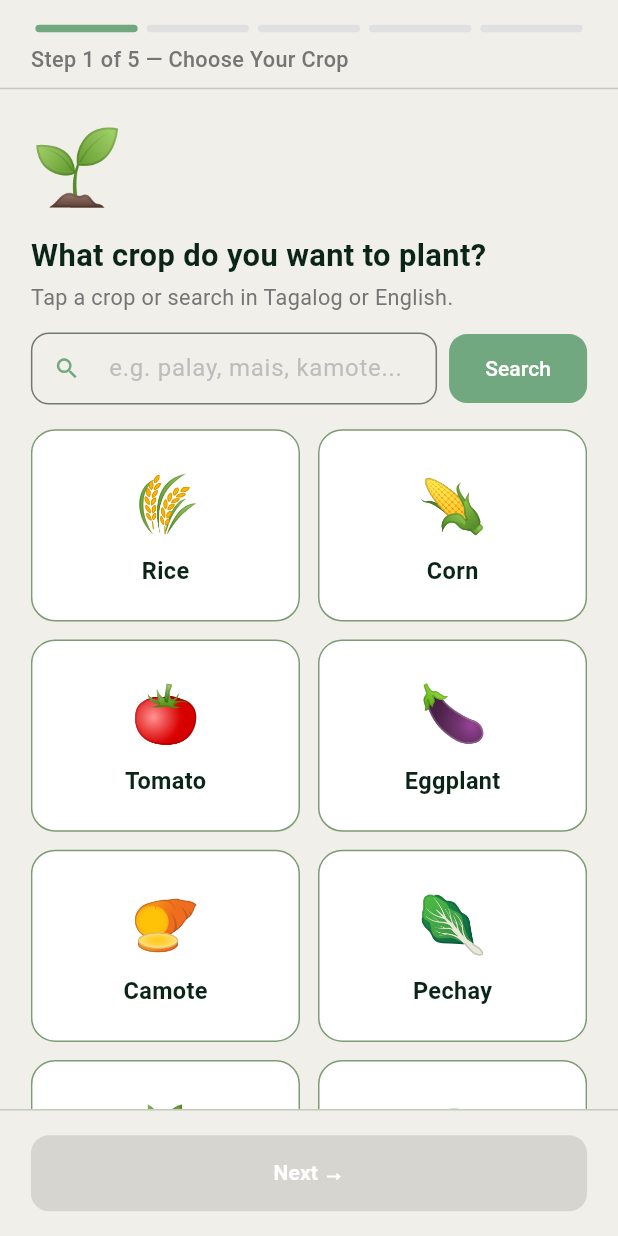
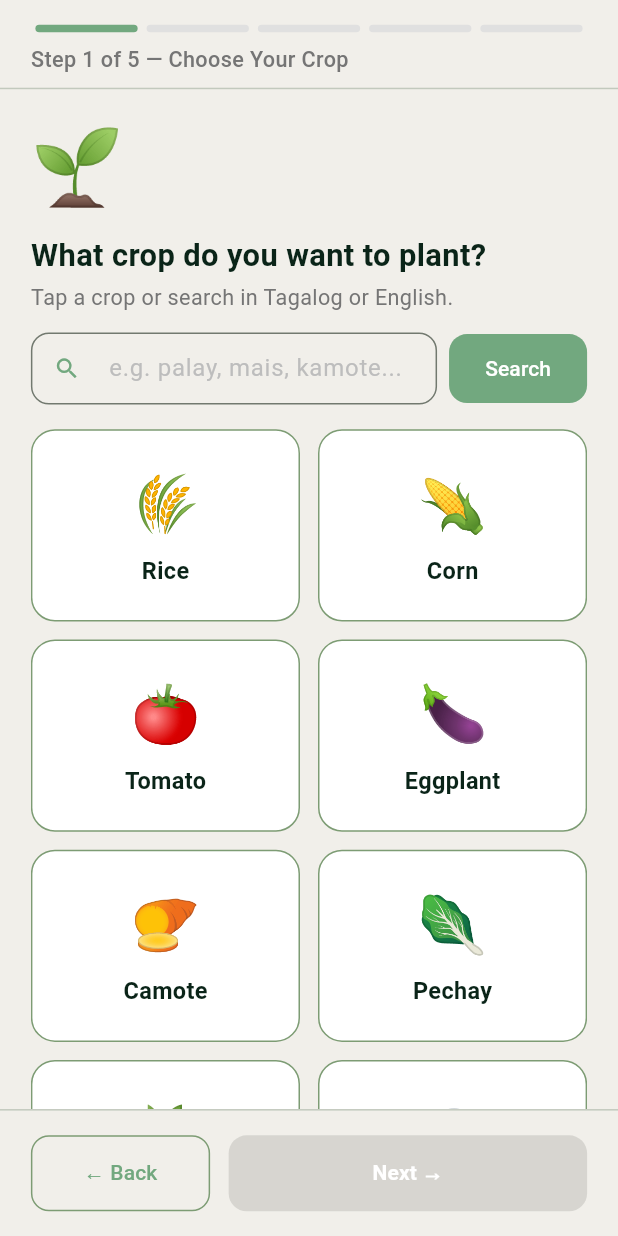
Before and after one commit to noobetajoshua/soiltech-master, a Flutter app: the ScanScreen screen opened directly, on a phone screen of 412 x 824 dp. Run offline on Flutter 3.47's test engine with Material 3 defaults, Android fonts, the phone set to English and light mode, and no system bars; our stand-ins replace image_picker, supabase_flutter; accounts and stored records are empty; network calls fail.

Commit message:
feat(scan + results flow): add navigation updates and scan save flow improvements
- scan_screen.dart:
  ✓ Added Back button beside Next (available even on Step 1 for exit/navigation)
  ✓ Moved Step 5 navigation buttons into shared _buildNavButtons for consistent alignment with Steps 2–4

- results_screen.dart:
  ✓ Added Back button beside Save Scan button (replacing arrow navigation)
  ✓ Save Scan now navigates to ScanSavedScreen (success confirmation screen)

- scan_saved_screen.dart (new):
  ✓ Added "Scan Saved!" confirmation screen
  ✓ "View History" navigates to HistoryScreen
  ✗ "Scan Again" currently redirects to menu instead of restarting at Step 1 (needs fix: should reset scan flow properly)

- history_screen.dart / history_scan_details_screen.dart:
  ✗ Scanned photo is not being fetched correctly
  ✗ Scanned image is not being saved properly in history records

```diff
--- a/soiltech_frontend/lib/scan_screen.dart
+++ b/soiltech_frontend/lib/scan_screen.dart
@@ -16,13 +16,11 @@ class ScanScreen extends StatefulWidget {
 }
 
 class _ScanScreenState extends State<ScanScreen> {
-  // ── Constants ──────────────────────────────────────────────
   static const bgColor = Color(0xFFF1EFEA);
   static const darkGreen = Color.fromARGB(255, 114, 168, 127);
   static const borderColor = Color(0xFF7D9C74);
   static const textDark = Color(0xFF0A2418);
 
-  // ── Emoji map ──────────────────────────────────────────────
   static const Map<String, String> _cropEmojis = {
     'rice': '🌾',
     'corn': '🌽',
@@ -36,32 +34,23 @@ class _ScanScreenState extends State<ScanScreen> {
 
   String _getEmoji(String crop) => _cropEmojis[crop] ?? '🌱';
 
-  // ── Step controller ────────────────────────────────────────
   final PageController _pageController = PageController();
   int _currentStep = 0;
   static const int _totalSteps = 5;
 
-  // ── Step 1 — Crop ──────────────────────────────────────────
   List<String> _crops = [];
   String? _selectedCrop;
   bool _isLoadingCrops = true;
   bool _isSearching = false;
   final TextEditingController _searchController = TextEditingController();
 
-  // ── Step 2 — Soil condition ────────────────────────────────
   int _wetDryScore = 0;
-
-  // ── Step 3 — Drainage ─────────────────────────────────────
   int _drainageScore = 0;
 
-  // ── Step 4 — Photo ─────────────────────────────────────────
   File? _selectedImage;
   bool _isScanning = false;
 
-  // ── Step 5 — Scan result preview ──────────────────────────
   Map<String, dynamic>? _predictResult;
-
-  // ── Lifecycle ──────────────────────────────────────────────
 
   @override
   void initState() {
@@ -105,23 +94,20 @@ class _ScanScreenState extends State<ScanScreen> {
     }
   }
 
-  // ── Groq crop search ───────────────────────────────────────
+  // ── Crop search ────────────────────────────────────────────
 
   Future<void> _searchCrop(String input) async {
     if (input.trim().isEmpty) return;
     setState(() => _isSearching = true);
-
     try {
       final response = await http.post(
         Uri.parse('http://10.0.2.2:5000/normalize-crop'),
         headers: {'Content-Type': 'application/json'},
         body: json.encode({'crop_name': input.trim()}),
       );
-
       if (response.statusCode == 200) {
         final data = json.decode(response.body);
         final matched = data['crop'] as String?;
-
         if (matched != null && _crops.contains(matched)) {
           setState(() => _selectedCrop = matched);
           if (mounted) {
@@ -174,29 +160,23 @@ class _ScanScreenState extends State<ScanScreen> {
         duration: const Duration(milliseconds: 300),
         curve: Curves.easeInOut,
       );
+    } else {
+      Navigator.maybePop(context);
     }
   }
-
-  // ── Photo picker ───────────────────────────────────────────
 
   Future<void> _pickImage(ImageSource source) async {
     final picker = ImagePicker();
     final picked = await picker.pickImage(source: source);
-    if (picked != null) {
-      setState(() => _selectedImage = File(picked.path));
+    if (picked != null) setState(() => _selectedImage = File(picked.path));
   }
-  }
-
-  // ── Run scan → go to Step 5 ────────────────────────────────
 
   Future<void> _runScan() async {
     if (_selectedImage == null || _selectedCrop == null) return;
     setState(() => _isScanning = true);
-
     try {
       final result = await SoilApi.predict(_selectedImage!, _wetDryScore);
       setState(() => _predictResult = result);
-
       _pageController.nextPage(
         duration: const Duration(milliseconds: 300),
         curve: Curves.easeInOut,
@@ -212,10 +192,6 @@ class _ScanScreenState extends State<ScanScreen> {
     }
   }
 
-  // ── Continue to ResultsScreen ──────────────────────────────
-  // KEY FIX: use push (not pushReplacement) so the back arrow
-  // on ResultsScreen returns here to Step 5, not past ScanScreen.
-
   Future<void> _goToResults() async {
     await Navigator.push(
       context,
@@ -228,71 +204,45 @@ class _ScanScreenState extends State<ScanScreen> {
         ),
       ),
     );
-    // Farmer pressed back from ResultsScreen — they land back on
-    // Step 5. No action needed; state is preserved.
+    // Back from ResultsScreen lands here on Step 5 — no action needed.
   }
 
   // ══════════════════════════════════════════════════════════════
-  // SHARED WIDGETS
+  // NAV BAR — same position for ALL 5 steps
   // ══════════════════════════════════════════════════════════════
 
-  Widget _buildProgressBar(double w) {
-    return Padding(
-      padding: EdgeInsets.symmetric(horizontal: w * 0.05),
-      child: Row(
-        children: List.generate(_totalSteps, (i) {
-          return Expanded(
-            child: Container(
-              margin: const EdgeInsets.symmetric(horizontal: 3),
-              height: 5,
-              decoration: BoxDecoration(
-                color: i <= _currentStep ? darkGreen : Colors.grey.shade300,
-                borderRadius: BorderRadius.circular(10),
-              ),
-            ),
-          );
-        }),
-      ),
-    );
-  }
+  Widget _buildNavButtons(double w, double h) {
+    final isStep5 = _currentStep == 4;
+    final isStep4 = _currentStep == 3;
 
-  Widget _buildStepLabel(double w) {
-    const labels = [
-      'Step 1 of 5 — Choose Your Crop',
-      'Step 2 of 5 — Soil Condition',
-      'Step 3 of 5 — Drainage',
-      'Step 4 of 5 — Take a Photo',
-      'Step 5 of 5 — Scan Result',
-    ];
-    return Padding(
-      padding: EdgeInsets.symmetric(horizontal: w * 0.05, vertical: 8),
-      child: Text(
-        labels[_currentStep],
-        style: TextStyle(
-          fontSize: w * 0.035,
-          color: Colors.grey.shade600,
-          fontWeight: FontWeight.w500,
-        ),
-      ),
-    );
-  }
+    // Right button label / action
+    final bool canProceed = _currentStep == 0
+        ? _selectedCrop != null
+        : isStep4
+        ? _selectedImage != null
+        : isStep5
+        ? _predictResult != null
+        : true;
 
-  Widget _buildNavButtons(double w, double h) {
-    // Step 5 renders its own Back + Continue row — no nav bar here
-    if (_currentStep == 4) return const SizedBox.shrink();
+    final String rightLabel = isStep5
+        ? 'Continue →'
+        : isStep4
+        ? 'Scan Soil →'
+        : 'Next →';
 
-    final isStep4 = _currentStep == 3;
-    final canProceed = _currentStep == 0
-        ? _selectedCrop != null
-        : _currentStep == 3
-        ? _selectedImage != null
-        : true;
+    final VoidCallback? rightAction = canProceed
+        ? isStep5
+              ? _goToResults
+              : isStep4
+              ? _runScan
+              : _nextStep
+        : null;
 
     return Padding(
       padding: EdgeInsets.symmetric(horizontal: w * 0.05, vertical: h * 0.02),
       child: Row(
         children: [
-          if (_currentStep > 0) ...[
+          // ← Back — always shown
           Expanded(
             flex: 1,
             child: OutlinedButton(
@@ -308,11 +258,11 @@ class _ScanScreenState extends State<ScanScreen> {
             ),
           ),
           SizedBox(width: w * 0.03),
-          ],
+          // Next / Scan Soil / Continue
           Expanded(
             flex: 2,
             child: ElevatedButton(
-              onPressed: canProceed ? (isStep4 ? _runScan : _nextStep) : null,
+              onPressed: rightAction,
               style: ElevatedButton.styleFrom(
                 backgroundColor: canProceed ? darkGreen : Colors.grey.shade300,
                 shape: RoundedRectangleBorder(
@@ -331,7 +281,7 @@ class _ScanScreenState extends State<ScanScreen> {
                       ),
                     )
                   : Text(
-                      isStep4 ? 'Scan Soil →' : 'Next →',
+                      rightLabel,
                       style: const TextStyle(
                         color: Colors.white,
                         fontWeight: FontWeight.w700,
@@ -343,6 +293,10 @@ class _ScanScreenState extends State<ScanScreen> {
       ),
     );
   }
+
+  // ══════════════════════════════════════════════════════════════
+  // SHARED OPTION CARD
+  // ══════════════════════════════════════════════════════════════
 
   Widget _buildOptionCard({
     required double w,
@@ -815,6 +769,7 @@ class _ScanScreenState extends State<ScanScreen> {
 
   // ══════════════════════════════════════════════════════════════
   // STEP 5 — SCAN RESULT PREVIEW
+  // Buttons are NOT here — they live in _buildNavButtons below
   // ══════════════════════════════════════════════════════════════
 
   Widget _buildScanResultStep(double w, double h) {
@@ -846,8 +801,6 @@ class _ScanScreenState extends State<ScanScreen> {
         crossAxisAlignment: CrossAxisAlignment.center,
         children: [
           SizedBox(height: h * 0.01),
-
-          // ── Checkmark ──────────────────────────────────
           Container(
             width: w * 0.18,
             height: w * 0.18,
@@ -857,9 +810,7 @@ class _ScanScreenState extends State<ScanScreen> {
             ),
             child: const Icon(Icons.check, color: Colors.white, size: 40),
           ),
-
           SizedBox(height: h * 0.02),
-
           Text(
             'Soil Scan Complete',
             style: TextStyle(
@@ -873,10 +824,7 @@ class _ScanScreenState extends State<ScanScreen> {
             "Here's what we found in your sample.",
             style: TextStyle(fontSize: w * 0.035, color: Colors.grey.shade500),
           ),
-
           SizedBox(height: h * 0.025),
-
-          // ── Scanned photo ───────────────────────────────
           ClipRRect(
             borderRadius: BorderRadius.circular(16),
             child: Image.file(
@@ -886,10 +834,7 @@ class _ScanScreenState extends State<ScanScreen> {
               fit: BoxFit.cover,
             ),
           ),
-
           SizedBox(height: h * 0.025),
-
-          // ── Result chips ────────────────────────────────
           Container(
             width: double.infinity,
             padding: EdgeInsets.all(w * 0.05),
@@ -920,56 +865,7 @@ class _ScanScreenState extends State<ScanScreen> {
               ],
             ),
           ),
-
-          SizedBox(height: h * 0.035),
-
-          // ── Back + Continue ────────────────────────────
-          Row(
-            children: [
-              Expanded(
-                flex: 1,
-                child: OutlinedButton(
-                  onPressed: _prevStep,
-                  style: OutlinedButton.styleFrom(
-                    side: const BorderSide(color: borderColor),
-                    shape: RoundedRectangleBorder(
-                      borderRadius: BorderRadius.circular(12),
-                    ),
-                    padding: EdgeInsets.symmetric(vertical: h * 0.02),
-                  ),
-                  child: const Text(
-                    '← Back',
-                    style: TextStyle(color: darkGreen),
-                  ),
-                ),
-              ),
-              SizedBox(width: w * 0.03),
-              Expanded(
-                flex: 2,
-                child: ElevatedButton(
-                  onPressed: _goToResults,
-                  style: ElevatedButton.styleFrom(
-                    backgroundColor: darkGreen,
-                    shape: RoundedRectangleBorder(
-                      borderRadius: BorderRadius.circular(14),
-                    ),
-                    padding: EdgeInsets.symmetric(vertical: h * 0.02),
-                    elevation: 0,
-                  ),
-                  child: const Text(
-                    'Continue →',
-                    style: TextStyle(
-                      color: Colors.white,
-                      fontWeight: FontWeight.w700,
-                      fontSize: 16,
-                    ),
-                  ),
-                ),
-              ),
-            ],
-          ),
-
-          SizedBox(height: h * 0.03),
+          SizedBox(height: h * 0.02),
         ],
       ),
     );
@@ -1052,10 +948,52 @@ class _ScanScreenState extends State<ScanScreen> {
               ),
             ),
             const Divider(height: 1),
+            // ← Single nav bar, same vertical position for all 5 steps
             _buildNavButtons(w, h),
           ],
         ),
       ),
     );
   }
+
+  Widget _buildProgressBar(double w) {
+    return Padding(
+      padding: EdgeInsets.symmetric(horizontal: w * 0.05),
+      child: Row(
+        children: List.generate(_totalSteps, (i) {
+          return Expanded(
+            child: Container(
+              margin: const EdgeInsets.symmetric(horizontal: 3),
+              height: 5,
+              decoration: BoxDecoration(
+                color: i <= _currentStep ? darkGreen : Colors.grey.shade300,
+                borderRadius: BorderRadius.circular(10),
+              ),
+            ),
+          );
+        }),
+      ),
+    );
   }
+
+  Widget _buildStepLabel(double w) {
+    const labels = [
+      'Step 1 of 5 — Choose Your Crop',
+      'Step 2 of 5 — Soil Condition',
+      'Step 3 of 5 — Drainage',
+      'Step 4 of 5 — Take a Photo',
+      'Step 5 of 5 — Scan Result',
+    ];
+    return Padding(
+      padding: EdgeInsets.symmetric(horizontal: w * 0.05, vertical: 8),
+      child: Text(
+        labels[_currentStep],
+        style: TextStyle(
+          fontSize: w * 0.035,
+          color: Colors.grey.shade600,
+          fontWeight: FontWeight.w500,
+        ),
+      ),
+    );
+  }
+}
```
Also changed, not shown: soiltech_frontend/lib/results_screen.dart (+163 -181 lines), soiltech_frontend/lib/scan_saved_screen.dart (+36 -37 lines). Lines whose indentation alone changed are shown as unchanged.
